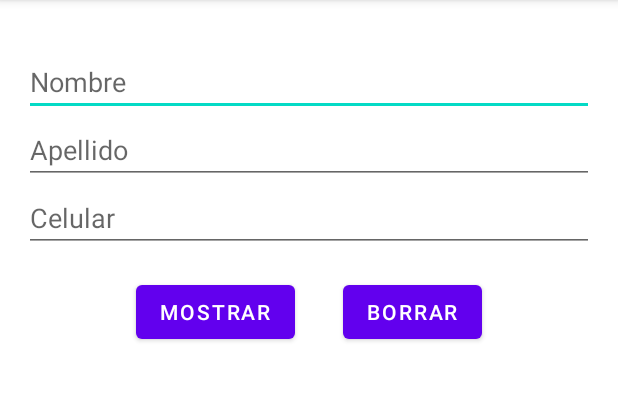
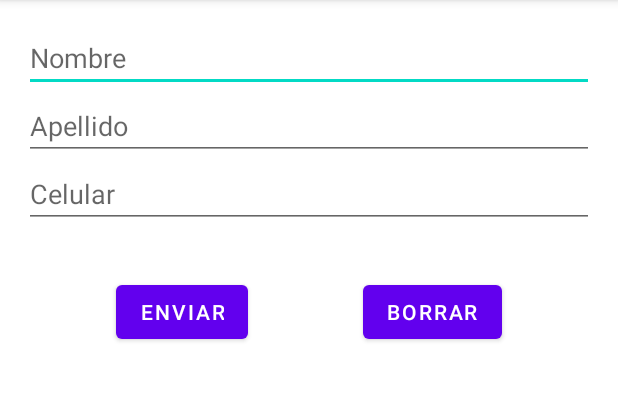
Before and after one commit to Cescb1311/PersonalInformationCes, an Android app: the screen it shows after launch (MainActivity), on a phone screen of 412 x 824 dp, the part 84-485 px from its top. Run offline under Robolectric (Android 15) with nearby library versions, the phone set to English and light mode, and no system bars.

Commit message:
conConstraintLayout

```diff
--- a/app/src/main/res/layout/activity_main.xml
+++ b/app/src/main/res/layout/activity_main.xml
@@ -1,50 +1,73 @@
-<?xml version="1.0" encoding="utf-8"?>
-<LinearLayout xmlns:android="http://schemas.android.com/apk/res/android"
+<androidx.constraintlayout.widget.ConstraintLayout xmlns:android="http://schemas.android.com/apk/res/android"
+    android:layout_height="match_parent"
     android:layout_width="match_parent"
-    android:layout_height="match_parent"
-    android:orientation="vertical">
+    xmlns:app="http://schemas.android.com/apk/res-auto">
+
     <EditText
         android:id="@+id/nombre"
         android:layout_width="match_parent"
         android:layout_height="wrap_content"
-        android:layout_marginTop="32dp"
+        android:layout_marginTop="16dp"
+        android:layout_marginLeft="16dp"
         android:layout_marginRight="16dp"
-        android:layout_marginLeft="16dp"
+        app:layout_constraintTop_toTopOf="parent"
+        app:layout_constraintLeft_toLeftOf="parent"
+        app:layout_constraintRight_toRightOf="parent"
         android:hint="Nombre"/>
+
     <EditText
         android:id="@+id/apellido"
         android:layout_width="match_parent"
         android:layout_height="wrap_content"
+        android:layout_marginLeft="16dp"
         android:layout_marginRight="16dp"
-        android:layout_marginLeft="16dp"
+        app:layout_constraintTop_toBottomOf="@id/nombre"
+        app:layout_constraintLeft_toLeftOf="parent"
+        app:layout_constraintRight_toRightOf="parent"
         android:hint="Apellido"/>
+
     <EditText
         android:id="@+id/numero"
         android:layout_width="match_parent"
         android:layout_height="wrap_content"
+        android:layout_marginLeft="16dp"
         android:layout_marginRight="16dp"
-        android:layout_marginLeft="16dp"
-        android:hint="Celular"
-        android:inputType="number"/>
-    <LinearLayout
-        android:layout_width="match_parent"
-        android:layout_height="match_parent"
-        android:layout_marginTop="16dp"
-        android:orientation="horizontal"
-        android:gravity="center_horizontal">
+        app:layout_constraintTop_toBottomOf="@id/apellido"
+        app:layout_constraintLeft_toLeftOf="parent"
+        app:layout_constraintRight_toRightOf="parent"
+        android:hint="Celular"/>
+
     <Button
         android:id="@+id/mostrar"
         android:layout_width="wrap_content"
         android:layout_height="wrap_content"
-            android:layout_marginRight="16dp"
-            android:text="Mostrar"/>
+        android:layout_marginTop="32dp"
+        app:layout_constraintTop_toBottomOf="@id/numero"
+        app:layout_constraintLeft_toLeftOf="parent"
+        app:layout_constraintRight_toLeftOf="@id/reset"
+        android:text="Enviar"/>
+
     <Button
         android:id="@+id/reset"
         android:layout_width="wrap_content"
         android:layout_height="wrap_content"
-            android:layout_marginLeft="16dp"
+        android:layout_marginTop="32dp"
+        app:layout_constraintTop_toBottomOf="@id/numero"
+        app:layout_constraintRight_toRightOf="parent"
+        app:layout_constraintLeft_toRightOf="@id/mostrar"
         android:text="Borrar"/>
 
-    </LinearLayout>
 
-</LinearLayout>
+
+
+
+
+
+
+
+
+
+
+
+
+</androidx.constraintlayout.widget.ConstraintLayout>
```
Lines whose indentation alone changed are shown as unchanged.
